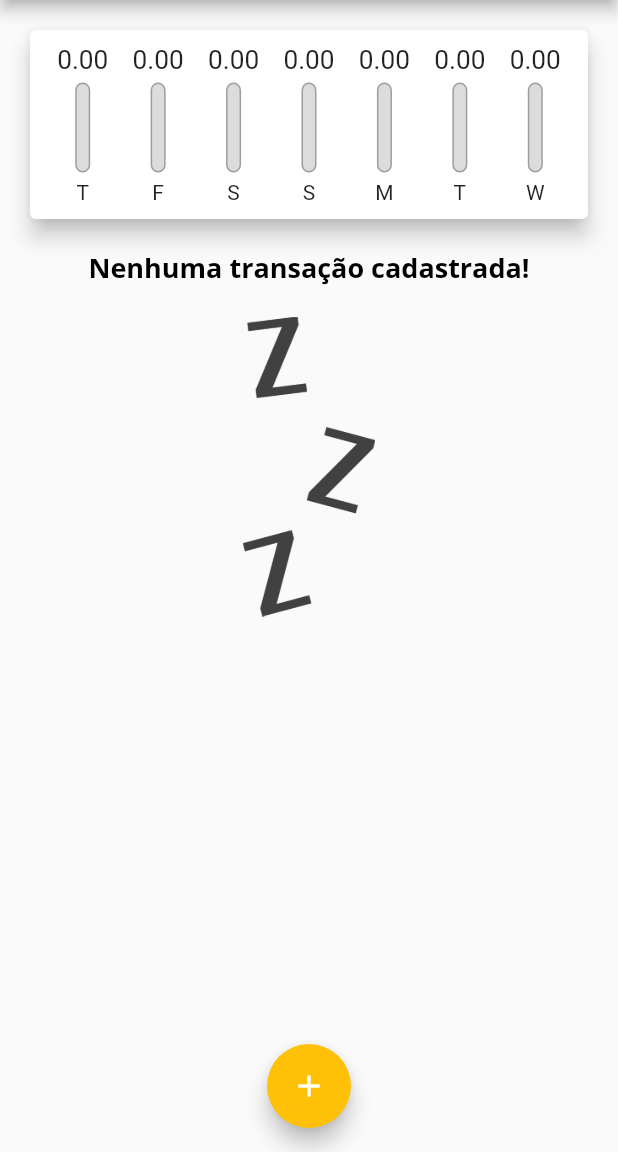
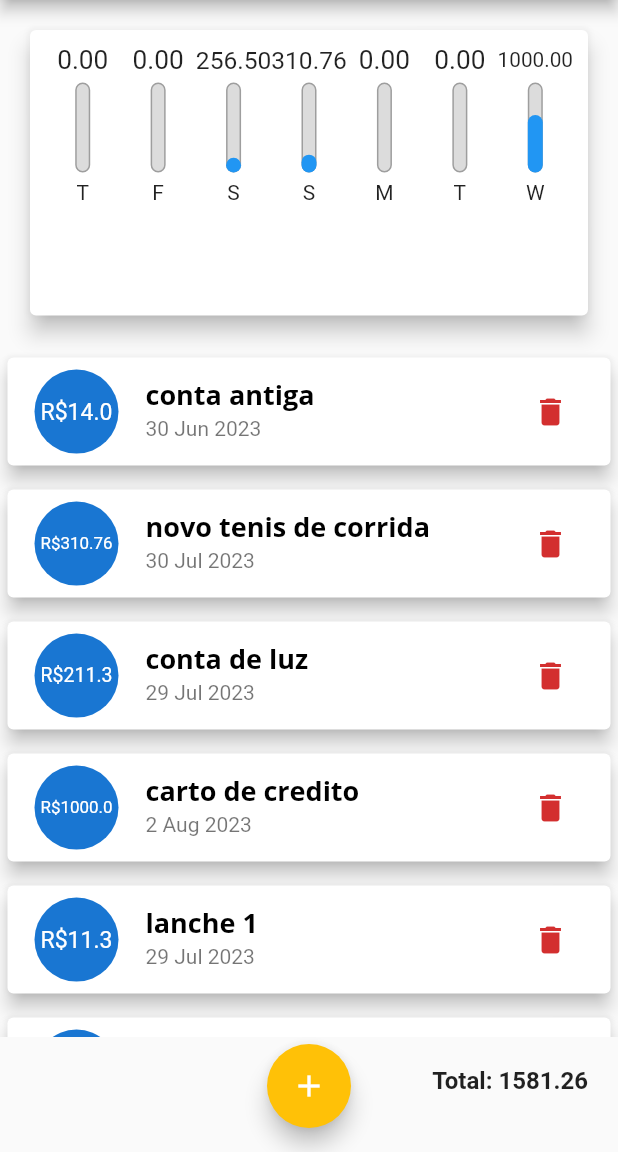
Before and after one commit to R3n470S1lv4/expenses, a Flutter app: the screen it shows after launch, on a phone screen of 412 x 824 dp, the part 84-1236 px from its top. Run offline on Flutter 3.47's test engine with Material 2 defaults, Android fonts, the phone set to English and light mode, and no system bars.

Commit message:
appling responsivity with media query

```diff
--- a/lib/components/transation_amount.dart
+++ b/lib/components/transation_amount.dart
@@ -8,13 +8,16 @@ class TransationAmount extends StatelessWidget {
   @override
   Widget build(BuildContext context) {
     return Column(
-      crossAxisAlignment: CrossAxisAlignment.center,
+      crossAxisAlignment: CrossAxisAlignment.end,
       children: [
-        Text(
-          "Total ${_value.toStringAsFixed(2)}",
-          style: const TextStyle(
-            fontSize: 16,
-            fontWeight: FontWeight.bold,
+        Padding(
+          padding: const EdgeInsets.all(20),
+          child: Text(
+            "Total: ${_value.toStringAsFixed(2)}",
+            style: const TextStyle(
+              fontSize: 16,
+              fontWeight: FontWeight.bold,
+            ),
           ),
         ),
       ],
--- a/lib/components/transsation_list.dart
+++ b/lib/components/transsation_list.dart
@@ -36,9 +36,7 @@ class TransationList extends StatelessWidget {
 
   @override
   Widget build(BuildContext context) {
-    return SizedBox(
-      height: 650,
-      child: _transations.isEmpty
+    return _transations.isEmpty
         ? Column(
             children: [
               Text("Nenhuma transação cadastrada!",
@@ -60,8 +58,7 @@ class TransationList extends StatelessWidget {
 
               return Card(
                 elevation: 5,
-                  margin:
-                      const EdgeInsets.symmetric(vertical: 8, horizontal: 5),
+                margin: const EdgeInsets.symmetric(vertical: 8, horizontal: 5),
                 child: ListTile(
                   leading: CircleAvatar(
                     radius: 30,
@@ -83,7 +80,6 @@ class TransationList extends StatelessWidget {
                 ),
               );
             },
-            ),
           );
   }
 }
--- a/lib/main.dart
+++ b/lib/main.dart
@@ -69,36 +69,54 @@ class HomePage extends StatefulWidget {
 
 class _HomePageState extends State<HomePage> {
   final List<Transation> _transations = [
-    // Transation(
-    //   id: 't0',
-    //   title: 'conta antiga',
-    //   value: 14,
-    //   date: DateTime.now().subtract(const Duration(days: 33)),
-    // ),
-    // Transation(
-    //   id: 't1',
-    //   title: 'novo tenis de corrida',
-    //   value: 310.76,
-    //   date: DateTime.now().subtract(const Duration(days: 3)),
-    // ),
-    // Transation(
-    //   id: 't2',
-    //   title: 'conta de luz',
-    //   value: 211.30,
-    //   date: DateTime.now().subtract(const Duration(days: 4)),
-    // ),
-    // Transation(
-    //   id: 't3',
-    //   title: 'carto de credito',
-    //   value: 1000,
-    //   date: DateTime.now(),
-    // ),
-    // Transation(
-    //   id: 't4',
-    //   title: 'lanche',
-    //   value: 11.30,
-    //   date: DateTime.now().subtract(const Duration(days: 4)),
-    // ),
+    Transation(
+      id: 't0',
+      title: 'conta antiga',
+      value: 14,
+      date: DateTime.now().subtract(const Duration(days: 33)),
+    ),
+    Transation(
+      id: 't1',
+      title: 'novo tenis de corrida',
+      value: 310.76,
+      date: DateTime.now().subtract(const Duration(days: 3)),
+    ),
+    Transation(
+      id: 't2',
+      title: 'conta de luz',
+      value: 211.30,
+      date: DateTime.now().subtract(const Duration(days: 4)),
+    ),
+    Transation(
+      id: 't3',
+      title: 'carto de credito',
+      value: 1000,
+      date: DateTime.now(),
+    ),
+    Transation(
+      id: 't4',
+      title: 'lanche 1',
+      value: 11.30,
+      date: DateTime.now().subtract(const Duration(days: 4)),
+    ),
+    Transation(
+      id: 't5',
+      title: 'lanche 2',
+      value: 11.30,
+      date: DateTime.now().subtract(const Duration(days: 4)),
+    ),
+    Transation(
+      id: 't6',
+      title: 'lanche 3',
+      value: 11.30,
+      date: DateTime.now().subtract(const Duration(days: 4)),
+    ),
+    Transation(
+      id: 't7',
+      title: 'lanche 4',
+      value: 11.30,
+      date: DateTime.now().subtract(const Duration(days: 4)),
+    ),
   ];
 
   List<Transation> get _recentTransations {
@@ -146,8 +164,7 @@ class _HomePageState extends State<HomePage> {
 
   @override
   Widget build(BuildContext context) {
-    return Scaffold(
-      appBar: AppBar(
+    final appBar = AppBar(
       title: const Text("Despesas Pessoais"),
       actions: [
         IconButton(
@@ -155,17 +172,33 @@ class _HomePageState extends State<HomePage> {
           icon: const Icon(Icons.add),
         ),
       ],
-      ),
+    );
+
+    final availableHeight = MediaQuery.of(context).size.height -
+        appBar.preferredSize.height -
+        MediaQuery.of(context).padding.top;
+
+    return Scaffold(
+      appBar: appBar,
       body: SingleChildScrollView(
         child: Column(
           crossAxisAlignment: CrossAxisAlignment.stretch,
           children: [
-            Chart(recentTransations: _recentTransations),
-            TransationList(
+            SizedBox(
+              height: availableHeight * 0.3,
+              child: Chart(recentTransations: _recentTransations),
+            ),
+            SizedBox(
+              height: availableHeight * 0.6,
+              child: TransationList(
                 transations: _transations,
                 onDelete: _deleteTransation,
               ),
-            TransationAmount(value: _calculeteAmount()),
+            ),
+            SizedBox(
+              height: availableHeight * 0.1,
+              child: TransationAmount(value: _calculeteAmount()),
+            ),
           ],
         ),
       ),
```
Lines whose indentation alone changed are shown as unchanged.
